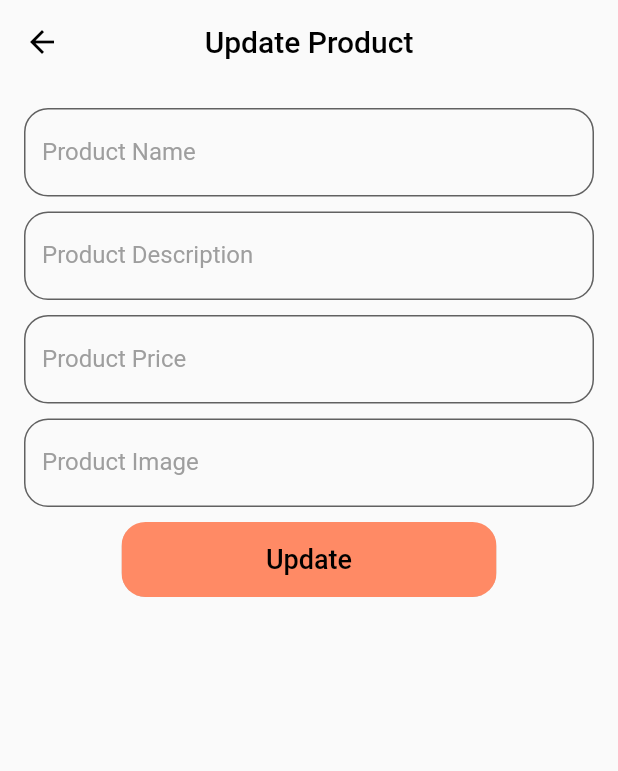
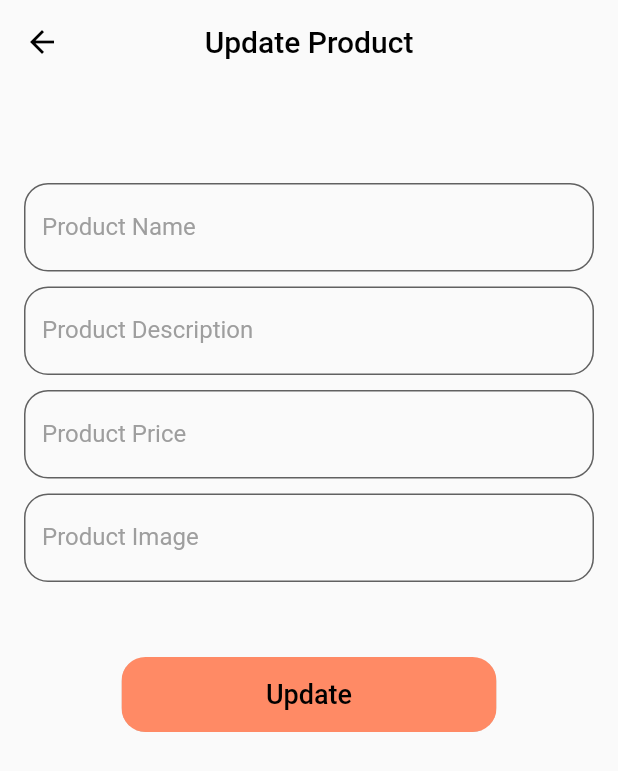
Before and after one commit to YomnaOthmann/Store-App, a Flutter app: the UpdateProductScreen screen opened by its route, on a phone screen of 412 x 824 dp. Shown: the top 771 px of the screen. Run offline on Flutter 3.47's test engine with Material 2 defaults, Android fonts, the phone set to English and light mode, and no system bars; our stand-ins replace font_awesome_flutter; network calls fail.

Commit message:
update screen added

```diff
--- a/lib/view/screens/home_screen.dart
+++ b/lib/view/screens/home_screen.dart
@@ -45,8 +45,7 @@ class HomeScreen extends StatelessWidget {
                             crossAxisCount: 2, childAspectRatio: 0.9),
                     itemCount: products.length,
                     itemBuilder: (context, index) {
-                      return Expanded(
-                          child: ProductCard(model: products[index]));
+                      return ProductCard(model: products[index]);
                     },
                   );
                 } else {
--- a/lib/view/screens/update_product_screen.dart
+++ b/lib/view/screens/update_product_screen.dart
@@ -11,7 +11,7 @@ class UpdateProductScreen extends StatelessWidget {
     this.price,
   });
   String? productName, image, description;
-  int? price;
+  double? price;
   @override
   Widget build(BuildContext context) {
     return Scaffold(
@@ -24,6 +24,9 @@ class UpdateProductScreen extends StatelessWidget {
         child: SingleChildScrollView(
           child: Column(
             children: [
+              const SizedBox(
+                height: 50,
+              ),
               CustomTextField(
                 label: "Product Name",
                 onChanged: (value) {
@@ -45,7 +48,7 @@ class UpdateProductScreen extends StatelessWidget {
               CustomTextField(
                 label: "Product Price",
                 onChanged: (value) {
-                  price = int.parse(value);
+                  price = double.parse(value);
                 },
                 type: TextInputType.number,
               ),
@@ -59,7 +62,7 @@ class UpdateProductScreen extends StatelessWidget {
                 },
               ),
               const SizedBox(
-                height: 10,
+                height: 50,
               ),
               CustomButton(
                 textTitle: "Update",
--- a/lib/view/widgets/custom_button.dart
+++ b/lib/view/widgets/custom_button.dart
@@ -13,7 +13,7 @@ class CustomButton extends StatelessWidget {
         style: ElevatedButton.styleFrom(
             backgroundColor: Colors.deepOrange[300],
             foregroundColor: Colors.black,
-            minimumSize: Size(250, 50)),
+            minimumSize: const Size(250, 50)),
         onPressed: pressed,
         child: Text(
           textTitle,
--- a/lib/view/widgets/custom_text_field.dart
+++ b/lib/view/widgets/custom_text_field.dart
@@ -29,10 +29,12 @@ class CustomTextField extends StatelessWidget {
         labelStyle: const TextStyle(
           color: Colors.grey,
         ),
-        border: const OutlineInputBorder(
+        border: OutlineInputBorder(
           borderSide: BorderSide(
+            color: Colors.grey[700]!,
             width: 1,
           ),
+          borderRadius: BorderRadius.circular(16),
         ),
         enabledBorder: OutlineInputBorder(
           borderSide: BorderSide(
@@ -41,6 +43,9 @@ class CustomTextField extends StatelessWidget {
           ),
           borderRadius: BorderRadius.circular(16),
         ),
+        focusedBorder: OutlineInputBorder(
+            borderSide: BorderSide(color: Colors.deepOrange[300]!),
+            borderRadius: BorderRadius.circular(16)),
       ),
     );
   }
```
